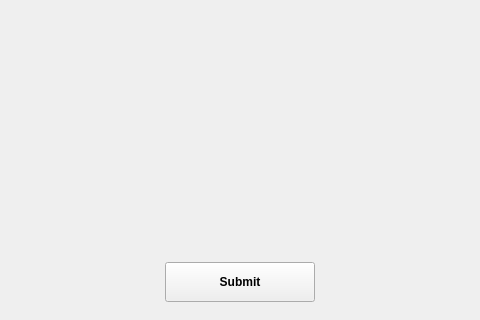
Old version of the form src/test.ui in the repository sudoppo/youtube-downloader; both pictures show x 160 to 640 and y 280 to 600 of the 800 by 600 pixel window.
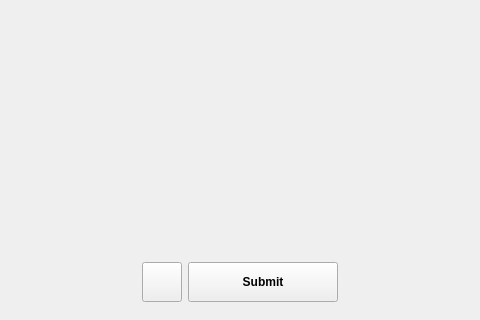
New version of the form.

Commit message: Redo button and basic threading added

```diff
--- a/src/test.ui
+++ b/src/test.ui
@@ -355,6 +355,25 @@
             </property>
            </spacer>
           </item>
+          <item>
+           <widget class="QPushButton" name="redoButton">
+            <property name="minimumSize">
+             <size>
+              <width>0</width>
+              <height>40</height>
+             </size>
+            </property>
+            <property name="text">
+             <string/>
+            </property>
+            <property name="iconSize">
+             <size>
+              <width>32</width>
+              <height>32</height>
+             </size>
+            </property>
+           </widget>
+          </item>
           <item>
            <widget class="QPushButton" name="submitButton">
             <property name="minimumSize">
```
The commit also changes 9 other files.
